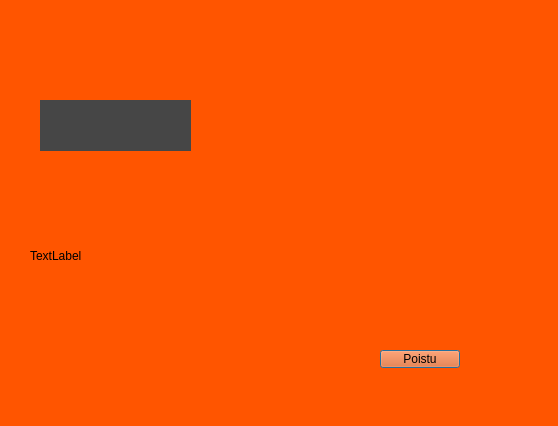
Qt form frontend/saldo.ui (22kmo-project/group_8) before a commit.
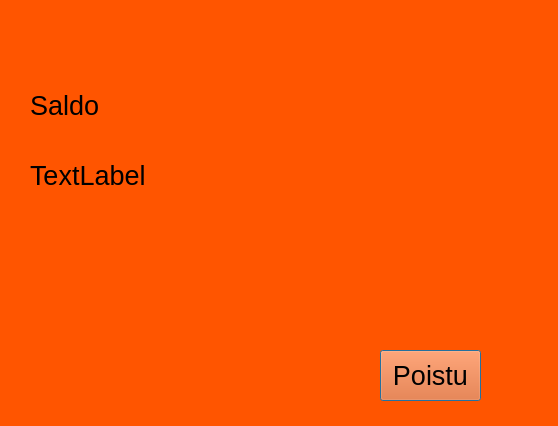
The same form after that commit.

Commit message: Saldo toimii

```diff
--- a/frontend/saldo.ui
+++ b/frontend/saldo.ui
@@ -22,9 +22,14 @@
      <x>30</x>
      <y>140</y>
      <width>251</width>
-     <height>231</height>
+     <height>71</height>
     </rect>
    </property>
+   <property name="font">
+    <font>
+     <pointsize>20</pointsize>
+    </font>
+   </property>
    <property name="text">
     <string>TextLabel</string>
    </property>
@@ -34,10 +39,15 @@
     <rect>
      <x>380</x>
      <y>350</y>
-     <width>80</width>
-     <height>18</height>
+     <width>101</width>
+     <height>51</height>
     </rect>
    </property>
+   <property name="font">
+    <font>
+     <pointsize>20</pointsize>
+    </font>
+   </property>
    <property name="text">
     <string>Poistu</string>
    </property>
@@ -45,17 +55,19 @@
   <widget class="QLabel" name="textSaldo">
    <property name="geometry">
     <rect>
-     <x>40</x>
-     <y>100</y>
-     <width>151</width>
+     <x>30</x>
+     <y>80</y>
+     <width>91</width>
      <height>51</height>
     </rect>
    </property>
-   <property name="styleSheet">
-    <string notr="true">background-color: rgb(70, 70, 70);</string>
+   <property name="font">
+    <font>
+     <pointsize>20</pointsize>
+    </font>
    </property>
    <property name="text">
-    <string/>
+    <string>Saldo</string>
    </property>
   </widget>
  </widget>
```
Left out of the diff: 2 changed lines with no effect on the pictures. The commit also changes 3 other files.
